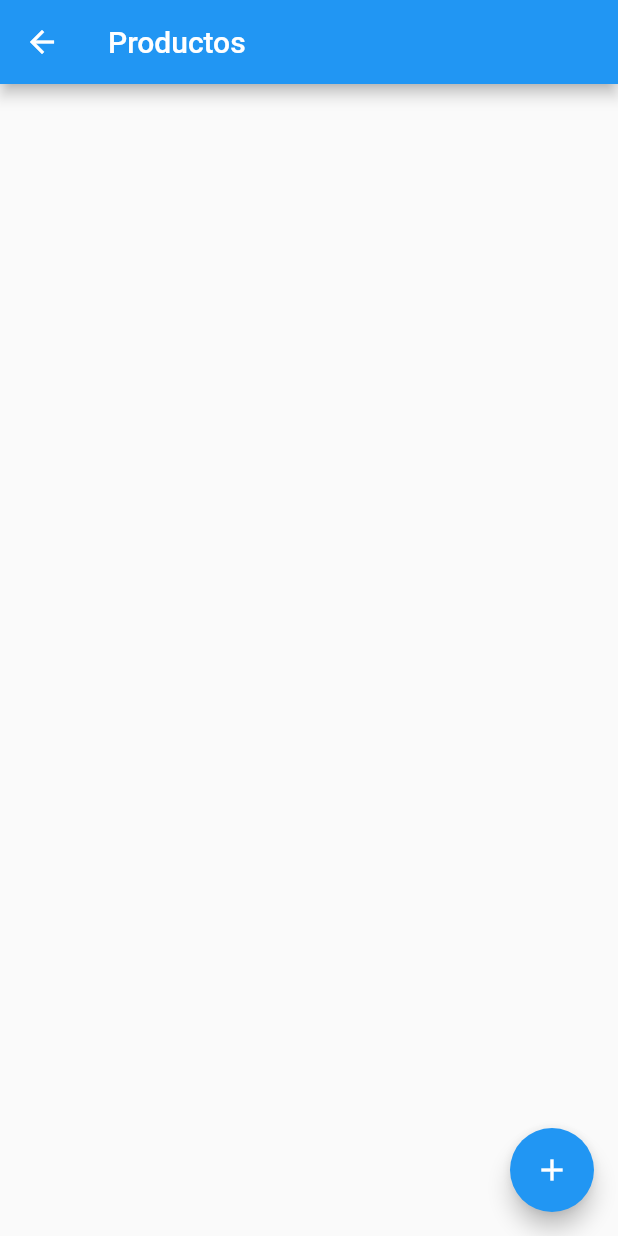
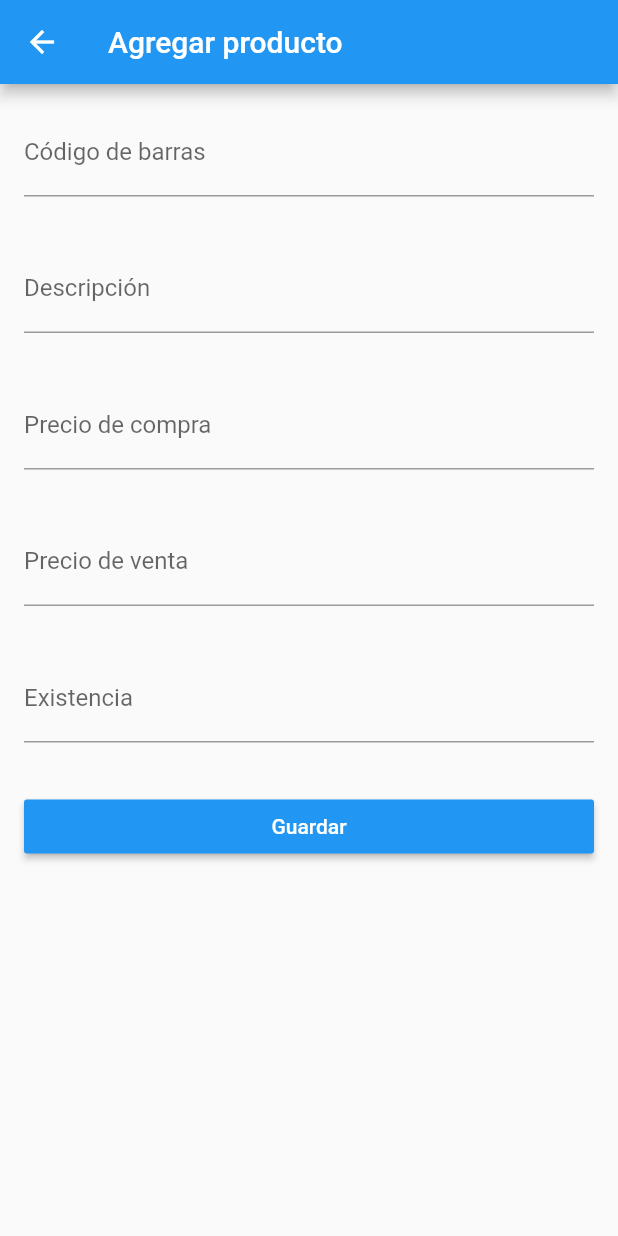
Before and after one commit to parzibyte/punto_de_venta, a Flutter app: the Productos screen opened directly, after a tap on the "add" icon, on a phone screen of 412 x 824 dp. Run offline on Flutter 3.47's test engine with Material 2 defaults, Android fonts, the phone set to English and light mode, and no system bars; our stand-ins replace shared_preferences; accounts and stored records are empty; network calls fail.

Commit message:
Agregar producto

```diff
--- /dev/null
+++ b/lib/clase_producto.dart
@@ -0,0 +1,10 @@
+class Producto {
+  final String codigoBarras;
+  final String descripcion;
+  final String precioCompra;
+  final String precioVenta;
+  final String existencia;
+
+  Producto(this.codigoBarras, this.descripcion, this.precioCompra, this.precioVenta,
+      this.existencia);
+}
--- a/lib/constantes.dart
+++ b/lib/constantes.dart
@@ -1,2 +1,2 @@
-const RUTA_API = "http://192.168.1.73/sistema_ventas_laravel/public/api/auth";
+const RUTA_API = "http://172.16.16.31/sistema_ventas_laravel/public/api/auth";
 var rutaLogin = "$RUTA_API/login";
--- a/lib/productos.dart
+++ b/lib/productos.dart
@@ -4,7 +4,8 @@ import 'dart:developer';
 import 'package:http/http.dart' as http;
 import 'dart:convert';
 import 'constantes.dart';
-
+import 'navigator.dart';
+import 'productos_agregar.dart';
 class Productos extends StatefulWidget {
   @override
   ProductosState createState() => ProductosState();
@@ -51,7 +52,8 @@ class ProductosState extends State<Productos> {
     return Scaffold(
       floatingActionButton: FloatingActionButton(
         onPressed: () {
-          // Add your onPressed code here!
+          navigatorKey.currentState
+              .push(MaterialPageRoute(builder: (context) => AgregarProducto(idProducto: 666,)));
         },
         child: Icon(Icons.add),
       ),
--- /dev/null
+++ b/lib/productos_agregar.dart
@@ -0,0 +1,157 @@
+import 'dart:convert';
+import 'dart:developer';
+
+import 'package:flutter/material.dart';
+import 'package:http/http.dart' as http;
+import 'package:shared_preferences/shared_preferences.dart';
+
+import 'clase_producto.dart';
+import 'constantes.dart';
+
+class AgregarProducto extends StatefulWidget {
+  final int idProducto;
+
+  AgregarProducto({Key key, @required this.idProducto}) : super(key: key);
+
+  @override
+  AgregarProductoState createState() =>
+      AgregarProductoState(idProducto: this.idProducto);
+}
+
+class AgregarProductoState extends State<AgregarProducto> {
+  final TextEditingController _codigoBarras = TextEditingController();
+  final TextEditingController _descripcion = TextEditingController();
+  final TextEditingController _precioCompra = TextEditingController();
+  final TextEditingController _precioVenta = TextEditingController();
+  final TextEditingController _existencia = TextEditingController();
+
+  Future<bool> agregarProducto(Producto producto) async {
+    setState(() {
+      cargando = true;
+    });
+    log("Obteniendo prefs...");
+    final prefs = await SharedPreferences.getInstance();
+    String posibleToken = prefs.getString("token_api");
+    log("Posible token: $posibleToken");
+    if (posibleToken == null) {
+      log("No hay token");
+      return false;
+    }
+    log("Haciendo petición...");
+    final http.Response response = await http.post(
+      "$RUTA_API/producto",
+      headers: <String, String>{
+        'Content-Type': 'application/json; charset=UTF-8',
+        'Authorization': 'Bearer $posibleToken',
+      },
+      body: jsonEncode(<String, String>{
+        'codigo_barras': producto.codigoBarras,
+        'descripcion': producto.descripcion,
+        'precio_compra': producto.precioCompra,
+        'precio_venta': producto.precioVenta,
+        'existencia': producto.existencia,
+      }),
+    );
+    log("Response es 200?");
+    log((response.statusCode == 200).toString());
+    setState(() {
+      cargando = false;
+    });
+    return response.statusCode == 200;
+  }
+
+  final int idProducto;
+  bool cargando = false;
+
+  AgregarProductoState({Key key, @required this.idProducto}) : super();
+
+  @override
+  Widget build(BuildContext context) {
+    return Scaffold(
+      appBar: AppBar(
+        title: Text("Agregar producto"),
+      ),
+      body: Center(
+        child: ListView(
+//          shrinkWrap: true,
+          children: <Widget>[
+            Padding(
+              padding: EdgeInsets.all(16.0),
+              child: TextField(
+                controller: _codigoBarras,
+                decoration: InputDecoration(
+                  hintText: 'Escribe el código',
+                  labelText: "Código de barras",
+                ),
+              ),
+            ),
+            Padding(
+              padding: EdgeInsets.all(16.0),
+              child: TextField(
+                controller: _descripcion,
+                decoration: InputDecoration(
+                  hintText: 'Escribe la descripción',
+                  labelText: "Descripción",
+                ),
+              ),
+            ),
+            Padding(
+              padding: EdgeInsets.all(16.0),
+              child: TextField(
+                controller: _precioCompra,
+                decoration: InputDecoration(
+                  hintText: 'Escribe el precio de compra',
+                  labelText: "Precio de compra",
+                ),
+              ),
+            ),
+            Padding(
+              padding: EdgeInsets.all(16.0),
+              child: TextField(
+                controller: _precioVenta,
+                decoration: InputDecoration(
+                  hintText: 'Escribe el precio de venta',
+                  labelText: "Precio de venta",
+                ),
+              ),
+            ),
+            Padding(
+              padding: EdgeInsets.all(16.0),
+              child: TextField(
+                controller: _existencia,
+                decoration: InputDecoration(
+                  hintText: 'Escribe la existencia',
+                  labelText: "Existencia",
+                ),
+              ),
+            ),
+            Padding(
+              padding: EdgeInsets.all(16.0),
+              child: RaisedButton(
+                color: Colors.blue,
+                textColor: Colors.white,
+                child: cargando
+                    ? CircularProgressIndicator(
+                        valueColor: AlwaysStoppedAnimation<Color>(Colors.white),
+                      )
+                    : Text("Guardar"),
+                onPressed: () {
+                  if (cargando) {
+                    return;
+                  }
+                  Producto p = new Producto(
+                      _codigoBarras.text,
+                      _descripcion.text,
+                      _precioCompra.text,
+                      _precioVenta.text,
+                      _existencia.text);
+                  agregarProducto(p);
+                },
+              ),
+            ),
+          ],
+        ),
+      ),
+    );
+  }
+}
```
